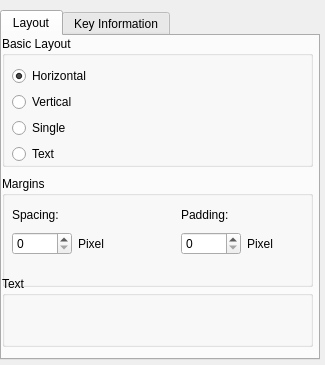
Above: contents/ui/config.ui from xdarklight/keystate-plasmoid before the change. Below: the same form after it.
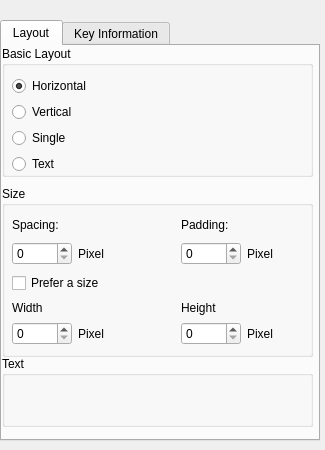
That is the form after the change. Custom widgets are drawn as their Qt base class.

Commit message: add a 'preferred size' setting

```diff
--- a/contents/ui/config.ui
+++ b/contents/ui/config.ui
@@ -7,13 +7,13 @@
     <x>0</x>
     <y>0</y>
     <width>325</width>
-    <height>365</height>
+    <height>450</height>
    </rect>
   </property>
   <property name="minimumSize">
    <size>
     <width>325</width>
-    <height>365</height>
+    <height>450</height>
    </size>
   </property>
   <property name="windowTitle">
@@ -26,15 +26,15 @@
    <property name="geometry">
     <rect>
      <x>0</x>
-     <y>10</y>
+     <y>20</y>
      <width>320</width>
-     <height>350</height>
+     <height>421</height>
     </rect>
    </property>
    <property name="minimumSize">
     <size>
      <width>320</width>
-     <height>350</height>
+     <height>420</height>
     </size>
    </property>
    <property name="toolTip">
@@ -124,11 +124,11 @@
        <x>0</x>
        <y>140</y>
        <width>311</width>
-       <height>111</height>
+       <height>171</height>
       </rect>
      </property>
      <property name="title">
-      <string>Margins</string>
+      <string>Size</string>
      </property>
      <widget class="QWidget" name="formLayoutWidget_2">
       <property name="geometry">
@@ -136,7 +136,7 @@
         <x>10</x>
         <y>30</y>
         <width>291</width>
-        <height>51</height>
+        <height>129</height>
        </rect>
       </property>
       <layout class="QGridLayout" name="gridLayout_2">
@@ -206,6 +206,55 @@
          </property>
         </widget>
        </item>
+       <item row="4" column="0">
+        <widget class="KIntSpinBox" name="kcfg_PreferredWidth">
+         <property name="maximum">
+          <number>2000</number>
+         </property>
+        </widget>
+       </item>
+       <item row="4" column="2">
+        <widget class="KIntSpinBox" name="kcfg_PreferredHeight">
+         <property name="maximum">
+          <number>2000</number>
+         </property>
+        </widget>
+       </item>
+       <item row="3" column="0">
+        <widget class="QLabel" name="label_4">
+         <property name="text">
+          <string>Width</string>
+         </property>
+        </widget>
+       </item>
+       <item row="3" column="2">
+        <widget class="QLabel" name="label_5">
+         <property name="text">
+          <string>Height</string>
+         </property>
+        </widget>
+       </item>
+       <item row="4" column="1">
+        <widget class="QLabel" name="label_6">
+         <property name="text">
+          <string>Pixel</string>
+         </property>
+        </widget>
+       </item>
+       <item row="4" column="3">
+        <widget class="QLabel" name="label_7">
+         <property name="text">
+          <string>Pixel</string>
+         </property>
+        </widget>
+       </item>
+       <item row="2" column="0" colspan="4">
+        <widget class="QCheckBox" name="kcfg_PreferredSizeEnabled">
+         <property name="text">
+          <string>Prefer a size</string>
+         </property>
+        </widget>
+       </item>
       </layout>
      </widget>
     </widget>
@@ -213,7 +262,7 @@
      <property name="geometry">
       <rect>
        <x>0</x>
-       <y>240</y>
+       <y>310</y>
        <width>311</width>
        <height>71</height>
       </rect>
```
Left out of the diff: 32 changed lines with no effect on the pictures. The commit also changes 4 other files.
